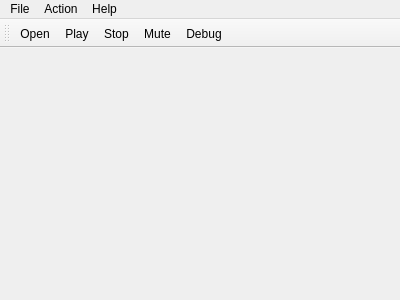
Qt form src/ui/mainwindow.ui (nbouchinet/gbmu) before a commit.
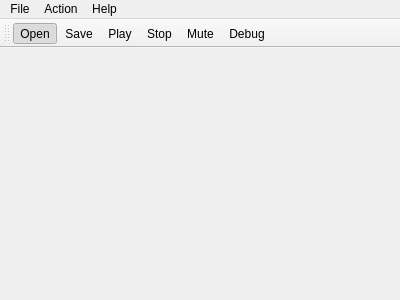
The same form after that commit. Icons and pictures are not drawn.

What changed in the file:
```diff
--- a/src/ui/mainwindow.ui
+++ b/src/ui/mainwindow.ui
@@ -63,12 +63,19 @@
     <bool>false</bool>
    </attribute>
    <addaction name="actionOpen"/>
+   <addaction name="actionSave"/>
    <addaction name="actionPlay"/>
    <addaction name="actionStop"/>
    <addaction name="actionMute"/>
    <addaction name="actionDebug"/>
   </widget>
   <action name="actionOpen">
+   <property name="checkable">
+    <bool>true</bool>
+   </property>
+   <property name="checked">
+    <bool>true</bool>
+   </property>
    <property name="icon">
     <iconset resource="resource.qrc">
      <normaloff>:/resources/resources/download.png</normaloff>:/resources/resources/download.png</iconset>
@@ -128,6 +135,15 @@
     <string>Ctrl+D</string>
    </property>
   </action>
+  <action name="actionSave">
+   <property name="icon">
+    <iconset resource="resource.qrc">
+     <normaloff>:/resources/save.png</normaloff>:/resources/save.png</iconset>
+   </property>
+   <property name="text">
+    <string>Save</string>
+   </property>
+  </action>
  </widget>
  <layoutdefault spacing="6" margin="11"/>
  <resources>
```
Left out of the diff: 11 changed lines with no effect on the pictures.
